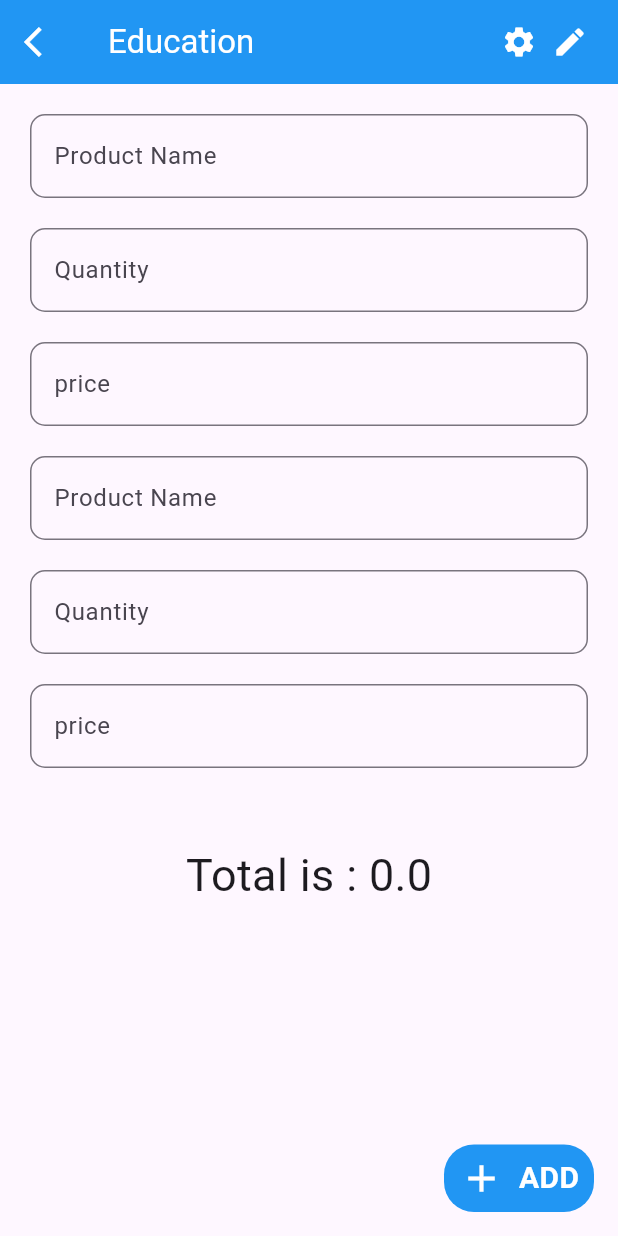
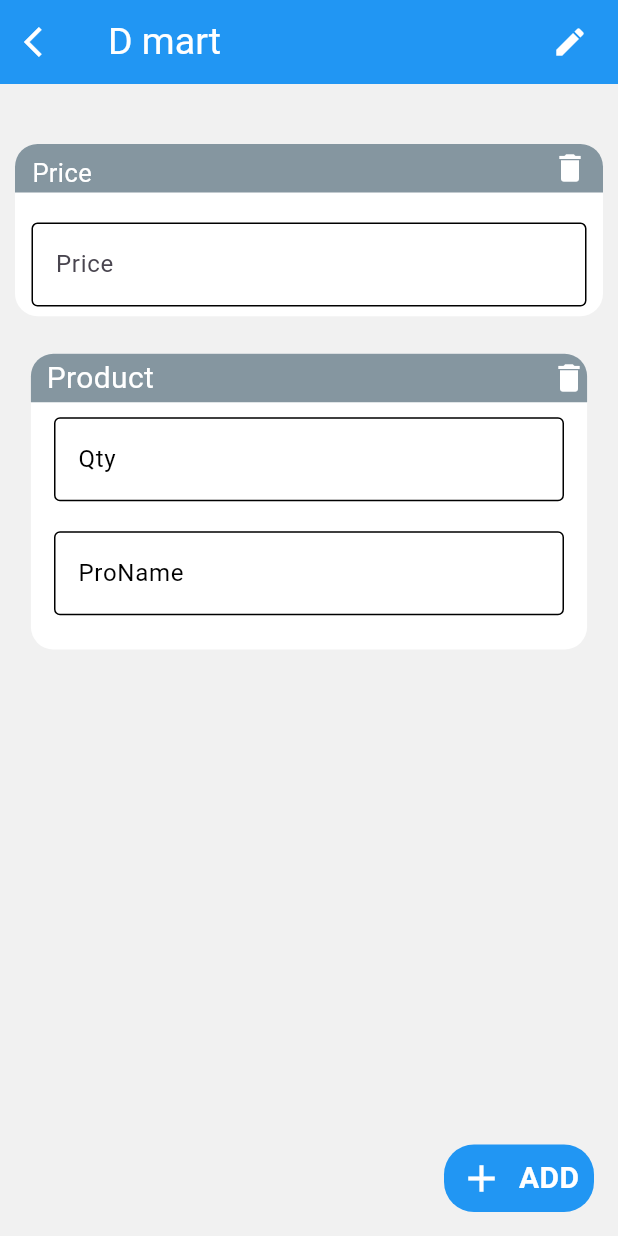
Before and after one commit to AishwaryaBaisane/invoice_generator, a Flutter app: the screen it shows after launch, on a phone screen of 412 x 824 dp. Run offline on Flutter 3.47's test engine with Material 3 defaults, Android fonts, the phone set to English and light mode, and no system bars; our stand-ins replace pdf, printing.

Commit message:
5-31-2024

```diff
--- /dev/null
+++ b/lib/home/final.dart
@@ -0,0 +1,78 @@
+import 'package:flutter/material.dart';
+
+import 'lastTry.dart';
+import 'lastTry.dart';
+
+// import 'homeScreen2.dart';
+
+class FinalPage extends StatefulWidget {
+  const FinalPage({super.key});
+
+  @override
+  State<FinalPage> createState() => _FinalPageState();
+}
+
+class _FinalPageState extends State<FinalPage> {
+  @override
+  Widget build(BuildContext context) {
+    return SafeArea(
+      child: Scaffold(
+        appBar: AppBar(
+          actions: [
+            GestureDetector(
+              onTap: () {
+                setState(() {
+                  total = 0;
+                  double price = 0;
+                  for (int i = 0; i < textControllerList.length; i++) {
+                    price = double.parse(textControllerList[i].text);
+                    total = total! + price;
+                  }
+                });
+                print(total);
+              },
+              child: Icon(
+                Icons.arrow_right_alt_rounded,
+                color: Colors.black,
+                size: 40,
+              ),
+            ),
+          ],
+        ),
+        body: Center(
+          child: Column(
+            children: [
+              ...List.generate(
+                ControllerList.length,
+                (index) => Column(
+                  children: [
+                    ListTile(
+                      title: Text('${txtQty.text}'),
+                      subtitle: Text('${txtProName.text}'),
+                    ),
+                  ],
+                ),
+              ),
+              ...List.generate(
+                textControllerList.length,
+                    (index) => Column(
+                  children: [
+                    ListTile(
+                      title: Text('${textController.text}'),
+                    ),
+                  ],
+                ),
+              ),
+              Text(
+                'Total is : ${total}',
+                style: TextStyle(fontSize: 20),
+              ),
+            ],
+          ),
+        ),
+      ),
+    );
+  }
+}
+
+double? total;
--- a/lib/home/homeScreen2.dart
+++ /dev/null
@@ -1,142 +0,0 @@
-import 'package:flutter/cupertino.dart';
-import 'package:flutter/material.dart';
-import 'package:flutter/widgets.dart';
-
-class Education extends StatefulWidget {
-  const Education({super.key});
-
-  @override
-  State<Education> createState() => _EducationState();
-}
-
-TextEditingController txtPrice = TextEditingController();
-TextEditingController txtPrice1 = TextEditingController();
-TextEditingController txtQty = TextEditingController();
-TextEditingController txtProName = TextEditingController();
-
-class _EducationState extends State<Education> {
-  @override
-  Widget build(BuildContext context) {
-    double height = MediaQuery.of(context).size.height;
-    double width = MediaQuery.of(context).size.width;
-
-    return SafeArea(
-      child: Scaffold(
-        // backgroundColor: Color(0xfff1f1f1),
-        appBar: AppBar(
-          backgroundColor: Colors.blue,
-          title: Text(
-            'Education',
-            style: TextStyle(color: Colors.white),
-          ),
-          leading: InkWell(
-              onTap: () {
-                Navigator.of(context).pop();
-              },
-              child: Icon(
-                Icons.arrow_back_ios,
-                color: Colors.white,
-              )),
-          actions: [
-            Icon(
-              Icons.settings,
-              color: Colors.white,
-            ),
-            SizedBox(
-              width: 10,
-            ),
-            Icon(
-              Icons.edit,
-              color: Colors.white,
-            ),
-            SizedBox(
-              width: 20,
-            ),
-          ],
-        ),
-        body: SingleChildScrollView(
-          child: Center(
-            child: Padding(
-              padding: const EdgeInsets.all(20),
-              child: Column(
-                children: [
-                  buildTextField('Product Name', txtProName),
-                  SizedBox(height: 20,),
-                  buildTextField('Quantity', txtQty),
-                  SizedBox(height: 20,),
-                  buildTextField('price', txtPrice),
-                  SizedBox(height: 20,),
-                  buildTextField('Product Name', txtProName),
-                  SizedBox(height: 20,),
-                  buildTextField('Quantity', txtQty),
-                  SizedBox(height: 20,),
-                  buildTextField('price', txtPrice1),
-
-
-                  SizedBox(height: 50,),
-                  Text('Total is : $total',style: TextStyle(fontSize: 30),),
-                ],
-              ),
-            ),
-          ),
-        ),
-        floatingActionButton: GestureDetector(
-          onTap: () {
-            setState(() {
-              price = double.parse(txtPrice.text);
-              price1 = double.parse(txtPrice1.text);
-
-               total = price + price1;
-            });
-          },
-          child: Container(
-            height: 45,
-            width: 100,
-            decoration: BoxDecoration(
-              color: Colors.blue,
-              borderRadius: BorderRadius.circular(20),
-            ),
-            child: Row(
-              mainAxisAlignment: MainAxisAlignment.spaceEvenly,
-              children: [
-                Icon(
-                  Icons.add,
-                  size: 30,
-                  color: Colors.white,
-                ),
-                Text(
-                  'ADD',
-                  style: TextStyle(
-                      color: Colors.white,
-                      fontSize: 20,
-                      fontWeight: FontWeight.bold),
-                ),
-              ],
-            ),
-          ),
-        ),
-      ),
-    );
-  }
-
-  TextField buildTextField(String label, TextEditingController controller) {
-    return TextField(
-      keyboardType: TextInputType.number,
-      controller: controller,
-      decoration: InputDecoration(
-        border: OutlineInputBorder(borderRadius: BorderRadius.circular(10)),
-        hintText: label,
-      ),
-    );
-  }
-}
-
-double Course = 0;
-
-List Product_Price = [];
-
-List abc = [];
-
-double price = 0;
-double price1 = 0;
-double total =0;// int index =0;
--- /dev/null
+++ b/lib/home/lastTry.dart
@@ -0,0 +1,296 @@
+import 'package:flutter/cupertino.dart';
+import 'package:flutter/material.dart';
+import 'package:flutter/widgets.dart';
+
+class SkillPage extends StatefulWidget {
+  const SkillPage({super.key});
+
+  @override
+  State<SkillPage> createState() => _SkillPageState();
+}
+
+class _SkillPageState extends State<SkillPage> {
+  @override
+  Widget build(BuildContext context) {
+    double height = MediaQuery.of(context).size.height;
+    double width = MediaQuery.of(context).size.width;
+
+    return Scaffold(
+      backgroundColor: Color(0xfff1f1f1),
+      // backgroundColor: Colors.white,
+      appBar: AppBar(
+        backgroundColor: Colors.blue,
+        title: Text(
+          'D mart',
+          style: TextStyle(color: Colors.white, fontSize: 25),
+        ),
+        leading: InkWell(
+            onTap: () {
+              Navigator.of(context).pop();
+            },
+            child: Icon(
+              Icons.arrow_back_ios,
+              color: Colors.white,
+            )),
+        actions: [
+          SizedBox(
+            width: 10,
+          ),
+          GestureDetector(
+            onTap: () {
+              Navigator.of(context).pushNamed('/final');
+            },
+            child: Icon(
+              Icons.edit,
+              color: Colors.white,
+            ),
+          ),
+          SizedBox(
+            width: 20,
+          ),
+        ],
+      ),
+      body: SingleChildScrollView(
+        child: Column(
+          children: [
+            SizedBox(
+              height: 20,
+            ),
+            SizedBox(
+              height: 10,
+            ),
+            ...List.generate(
+              textControllerList.length,
+              (index) => Container(
+                alignment: Alignment.center,
+                margin: EdgeInsets.all(10),
+                height: height * 0.2 - 50,
+                decoration: BoxDecoration(
+                  color: Colors.white,
+                  borderRadius: BorderRadius.circular(15),
+                ),
+                child: Column(
+                  children: [
+                    Container(
+                      height: height * 0.1 - 50,
+                      width: width * 400,
+                      decoration: BoxDecoration(
+                        color: Color(0xff8596a0),
+                        borderRadius: BorderRadius.only(
+                          topLeft: Radius.circular(15),
+                          topRight: Radius.circular(15),
+                        ),
+                      ),
+                      child: Row(
+                        mainAxisAlignment: MainAxisAlignment.spaceBetween,
+                        children: [
+                          Padding(
+                            padding: const EdgeInsets.all(7),
+                            child: Text(
+                              ' Price ',
+                              style:
+                                  TextStyle(color: Colors.white, fontSize: 17),
+                            ),
+                          ),
+                          Padding(
+                            padding: const EdgeInsets.only(right: 10),
+                            child: GestureDetector(
+                              onTap: () {
+                                setState(() {
+                                  s--;
+                                  textControllerList.removeAt(index);
+                                });
+                              },
+                              child: Icon(
+                                Icons.delete,
+                                color: Colors.white,
+                              ),
+                            ),
+                          ),
+                          // SizedBox(width: 5,)
+                        ],
+                      ),
+                    ),
+                    SizedBox(
+                      height: 20,
+                    ),
+                    Container(
+                      height: height * 0.1 - 22,
+                      width: 370,
+                      child: TextFormField(
+                        controller: textControllerList[index],
+                        decoration: InputDecoration(
+                          hintText: 'Price',
+                          enabledBorder: OutlineInputBorder(),
+                          focusedBorder: OutlineInputBorder(
+                            borderSide: BorderSide(
+                              color: Colors.black,
+                              width: 2,
+                            ),
+                          ),
+                        ),
+                      ),
+                    )
+                  ],
+                ),
+              ),
+            ),
+            ...List.generate(
+              ControllerList.length,
+                  (index) => Container(
+                // padding: EdgeInsets.all(15),
+                  margin: EdgeInsets.all(15),
+                  height: height * 0.3 -50 ,
+                  width: width * 0.9,
+                  decoration: BoxDecoration(
+                    color: Colors.white,
+                    borderRadius: BorderRadius.circular(15),
+                  ),
+                  child: Column(
+                    // mainAxisAlignment: MainAxisAlignment.spaceBetween,
+                    children: [
+                      Padding(
+                        padding: const EdgeInsets.only(),
+                        child: Container(
+                          height: height * 0.1 - 50,
+                          width: width * 0.9,
+                          decoration: BoxDecoration(
+                            color: Color(0xff8596a0),
+                            borderRadius: BorderRadius.only(
+                              topLeft: Radius.circular(15),
+                              topRight: Radius.circular(15),
+                            ),
+                          ),
+                          child: Row(
+                            mainAxisAlignment: MainAxisAlignment.spaceBetween,
+                            children: [
+                              Text(
+                                '  Product',
+                                style: TextStyle(
+                                    color: Colors.white, fontSize: 20),
+                              ),
+                              GestureDetector(
+                                onTap: () {
+                                  setState(() {
+                                    ControllerList.removeAt(index - 1);
+                                  });
+                                },
+                                child: Icon(
+                                  Icons.delete,
+                                  color: Colors.white,
+                                ),
+                              ),
+                            ],
+                          ),
+                        ),
+                      ),
+                      SizedBox(
+                        height: 10,
+                      ),
+                      buildTextFormField(
+                          'Qty', ControllerList[index].txtQty!),
+                      SizedBox(
+                        height: 10,
+                      ),
+                      SizedBox(
+                        height: 10,
+                      ),
+                      buildTextFormField(
+                          'ProName', ControllerList[index].txtProName!),
+                      SizedBox(
+                        height: 10,
+                      ),
+                    ],
+                  )),
+            ),
+            SizedBox(
+              height: 400,
+            ),
+          ],
+        ),
+      ),
+      floatingActionButton: GestureDetector(
+        onTap: () {
+          setState(() {
+            TextEditingController textController = TextEditingController();
+            textControllerList.add(textController);
+
+            ControllerList.add(ControllerModel(
+                txtProName: txtProName,
+                txtQty: txtQty));
+          });
+        },
+        child: Container(
+          height: 45,
+          width: 100,
+          decoration: BoxDecoration(
+            color: Colors.blue,
+            borderRadius: BorderRadius.circular(20),
+          ),
+          child: Row(
+            mainAxisAlignment: MainAxisAlignment.spaceEvenly,
+            children: [
+              Icon(
+                Icons.add,
+                size: 30,
+                color: Colors.white,
+              ),
+              Text(
+                'ADD',
+                style: TextStyle(
+                    color: Colors.white,
+                    fontSize: 20,
+                    fontWeight: FontWeight.bold),
+              ),
+            ],
+          ),
+        ),
+      ),
+    );
+  }
+}
+
+Widget buildTextFormField(String label, TextEditingController controller) {
+  return SizedBox(
+    width: 340,
+    child: TextFormField(
+      controller: controller,
+      keyboardType: TextInputType.text,
+      decoration: InputDecoration(
+        labelText: label,
+        labelStyle: TextStyle(color: Colors.black),
+        enabledBorder: OutlineInputBorder(),
+        focusedBorder: OutlineInputBorder(),
+      ),
+    ),
+  );
+}
+
+int s = 0;
+double Skills = 0;
+TextEditingController textController = TextEditingController();
+List<TextEditingController> textControllerList = [textController];
+
+
+
+
+class ControllerModel {
+  TextEditingController? txtQty;
+  TextEditingController? txtProName;
+
+
+  ControllerModel(
+      {this.txtProName, this.txtQty, });
+}
+
+List<ControllerModel> ControllerList = [
+  ControllerModel(
+      txtQty: txtQty,
+      txtProName: txtProName,
+     )
+];
+
+
+
+TextEditingController txtQty = TextEditingController();
+TextEditingController txtProName = TextEditingController();
--- a/lib/home/routs.dart
+++ b/lib/home/routs.dart
@@ -1,8 +1,9 @@
 import 'package:flutter/material.dart';
 
 import 'billScreen.dart';
+import 'final.dart';
 import 'homeScreen.dart';
-import 'homeScreen2.dart';
+import 'lastTry.dart';
 
 class AppRoutes {
 
@@ -10,8 +11,8 @@
   {
     '/home' : (context) => const HomeScreen(),
     '/bill' : (context) => const BillScreen(),
-    '/' : (context) => const Education(),
-    // '/bill2' :(context) =>
-    // '/product' : (context) => const ,
+    // '/edu' : (context) => const Education(),
+    '/' : (context) => const SkillPage(),
+    '/final' : (context) => const FinalPage(),
   };
 }
```
